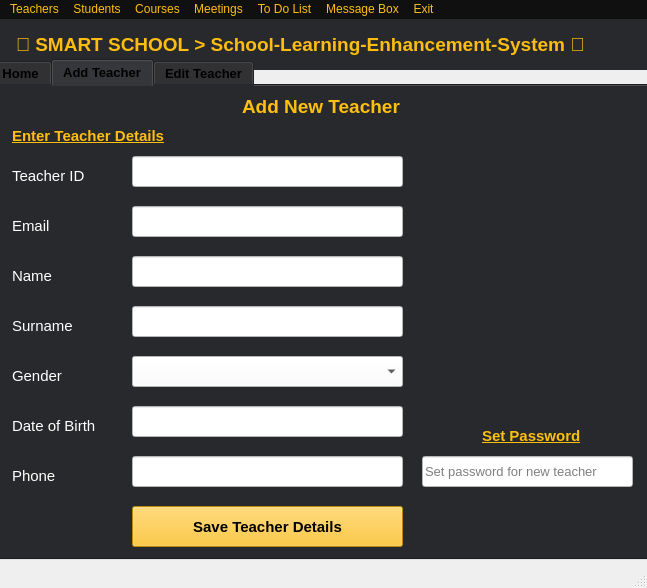
First picture: the form in admin.ui, repository ismailuzum/Smart-School-School-Learning-Enhancement-System, before the edit.
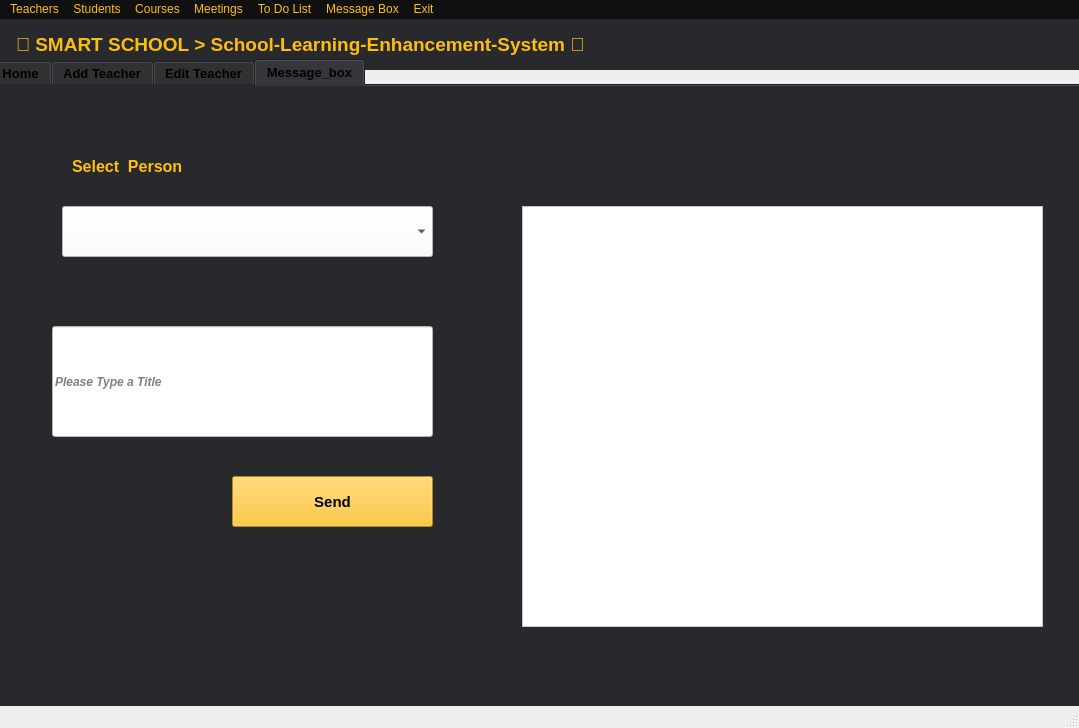
Second picture: the form after the edit.

Diff of the .ui file:
```diff
--- a/admin.ui
+++ b/admin.ui
@@ -6,8 +6,8 @@
    <rect>
     <x>0</x>
     <y>0</y>
-    <width>647</width>
-    <height>588</height>
+    <width>1079</width>
+    <height>728</height>
    </rect>
   </property>
   <property name="windowTitle">
@@ -19,7 +19,7 @@
      <rect>
       <x>0</x>
       <y>0</y>
-      <width>651</width>
+      <width>1101</width>
       <height>51</height>
      </rect>
     </property>
@@ -44,8 +44,8 @@
      <rect>
       <x>-10</x>
       <y>40</y>
-      <width>661</width>
-      <height>501</height>
+      <width>1091</width>
+      <height>671</height>
      </rect>
     </property>
     <property name="font">
@@ -59,7 +59,7 @@
      <string notr="true">background-color: rgb(40, 41, 44);</string>
     </property>
     <property name="currentIndex">
-     <number>1</number>
+     <number>3</number>
     </property>
     <widget class="QWidget" name="tab_3">
      <attribute name="title">
@@ -928,6 +928,106 @@
       </property>
      </widget>
     </widget>
+    <widget class="QWidget" name="tab_4">
+     <attribute name="title">
+      <string>Message_box</string>
+     </attribute>
+     <widget class="QPushButton" name="sendButton1">
+      <property name="geometry">
+       <rect>
+        <x>240</x>
+        <y>390</y>
+        <width>201</width>
+        <height>51</height>
+       </rect>
+      </property>
+      <property name="font">
+       <font>
+        <pointsize>11</pointsize>
+        <weight>75</weight>
+        <bold>true</bold>
+       </font>
+      </property>
+      <property name="styleSheet">
+       <string notr="true">background-color: rgb(255, 191, 16);</string>
+      </property>
+      <property name="text">
+       <string>Send</string>
+      </property>
+     </widget>
+     <widget class="QLabel" name="label_105">
+      <property name="geometry">
+       <rect>
+        <x>80</x>
+        <y>70</y>
+        <width>281</width>
+        <height>21</height>
+       </rect>
+      </property>
+      <property name="font">
+       <font>
+        <pointsize>12</pointsize>
+        <weight>75</weight>
+        <bold>true</bold>
+       </font>
+      </property>
+      <property name="styleSheet">
+       <string notr="true">color: rgb(255, 191, 16);</string>
+      </property>
+      <property name="text">
+       <string>Select  Person</string>
+      </property>
+     </widget>
+     <widget class="QLineEdit" name="LineEdit_1">
+      <property name="geometry">
+       <rect>
+        <x>60</x>
+        <y>240</y>
+        <width>381</width>
+        <height>111</height>
+       </rect>
+      </property>
+      <property name="font">
+       <font>
+        <weight>75</weight>
+        <italic>true</italic>
+        <bold>true</bold>
+       </font>
+      </property>
+      <property name="styleSheet">
+       <string notr="true">background-color: rgb(255, 255, 255);</string>
+      </property>
+      <property name="placeholderText">
+       <string>Please Type a Title</string>
+      </property>
+     </widget>
+     <widget class="QComboBox" name="comboBox_1">
+      <property name="geometry">
+       <rect>
+        <x>70</x>
+        <y>120</y>
+        <width>371</width>
+        <height>51</height>
+       </rect>
+      </property>
+      <property name="styleSheet">
+       <string notr="true">background-color: rgb(255, 255, 255);</string>
+      </property>
+     </widget>
+     <widget class="QListView" name="list_view_1">
+      <property name="geometry">
+       <rect>
+        <x>530</x>
+        <y>120</y>
+        <width>521</width>
+        <height>421</height>
+       </rect>
+      </property>
+      <property name="styleSheet">
+       <string notr="true">background-color: rgb(255, 255, 255);</string>
+      </property>
+     </widget>
+    </widget>
    </widget>
   </widget>
   <widget class="QStatusBar" name="statusbar"/>
@@ -936,8 +1036,8 @@
     <rect>
      <x>0</x>
      <y>0</y>
-     <width>647</width>
-     <height>25</height>
+     <width>1079</width>
+     <height>30</height>
     </rect>
    </property>
    <property name="styleSheet">
```
Left out of the diff: 8 changed lines with no effect on the pictures.
